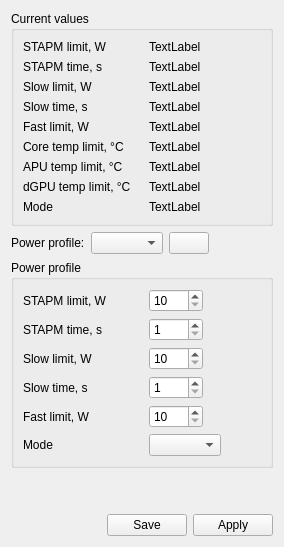
Above: src/ui/cpuTab/CpuTab.ui from ioerrorle/G14ControlPP before the change. Below: the same form after it.
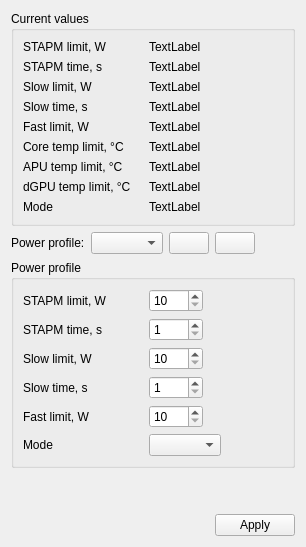
That is the form after the change.

The edit to the form file:
```diff
--- a/src/ui/cpuTab/CpuTab.ui
+++ b/src/ui/cpuTab/CpuTab.ui
@@ -167,6 +167,13 @@
        </property>
       </widget>
      </item>
+     <item>
+      <widget class="QPushButton" name="save">
+       <property name="text">
+        <string/>
+       </property>
+      </widget>
+     </item>
      <item>
       <spacer name="horizontalSpacer">
        <property name="orientation">
@@ -343,13 +350,6 @@
        </property>
       </spacer>
      </item>
-     <item>
-      <widget class="QPushButton" name="save">
-       <property name="text">
-        <string>Save</string>
-       </property>
-      </widget>
-     </item>
      <item>
       <widget class="QPushButton" name="apply">
        <property name="text">
```
